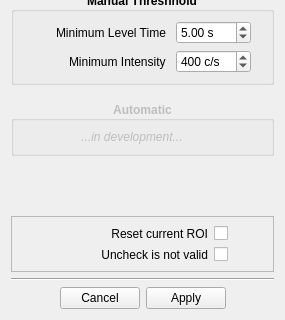
The window that resources/ui/trim_traces_dialog.ui (BioPhysicsUP/Full_SMS) describes before a commit, drawn with Qt 5; both pictures show x 0 to 285 and y 207 to 527 of the 285 by 527 pixel window.
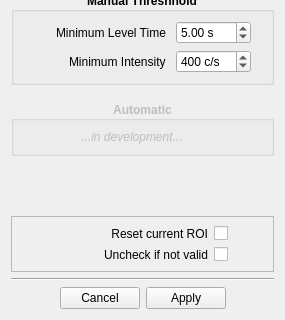
The same window after the commit.

```diff
--- a/resources/ui/trim_traces_dialog.ui
+++ b/resources/ui/trim_traces_dialog.ui
@@ -572,7 +572,7 @@
       <item row="1" column="0">
        <widget class="QLabel" name="label_6">
         <property name="text">
-         <string>Uncheck is not valid</string>
+         <string>Uncheck if not valid</string>
         </property>
         <property name="alignment">
          <set>Qt::AlignRight|Qt::AlignTrailing|Qt::AlignVCenter</set>
```
